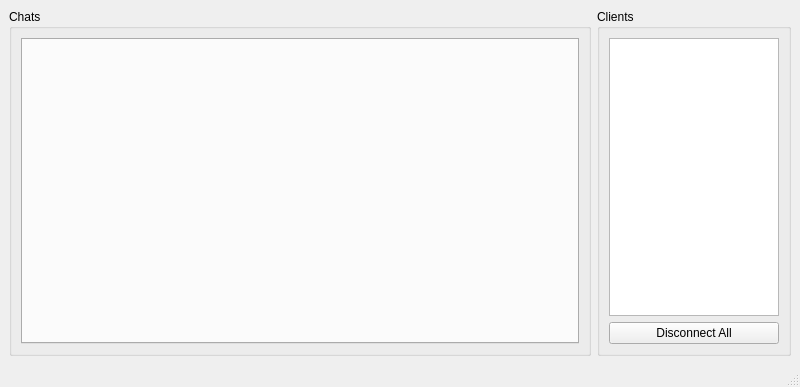
MohamedAkash/Qonnect, file Server/mainwindow.ui: the form before one commit.
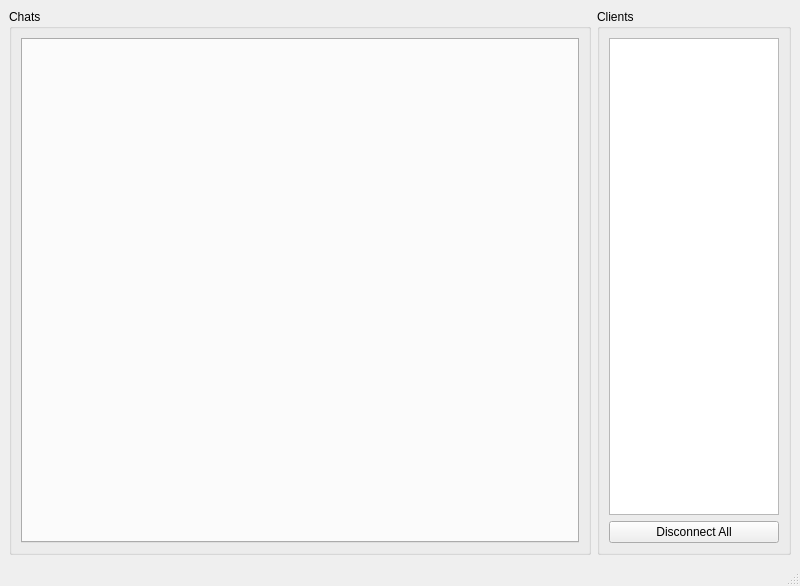
The form after the commit.

```diff
--- a/Server/mainwindow.ui
+++ b/Server/mainwindow.ui
@@ -23,6 +23,12 @@
       <layout class="QVBoxLayout" name="verticalLayout_2">
        <item>
         <widget class="QTabWidget" name="tbChats">
+         <property name="minimumSize">
+          <size>
+           <width>505</width>
+           <height>505</height>
+          </size>
+         </property>
          <property name="currentIndex">
           <number>-1</number>
          </property>
```
Left out of the diff: 2 changed lines with no effect on the pictures.
